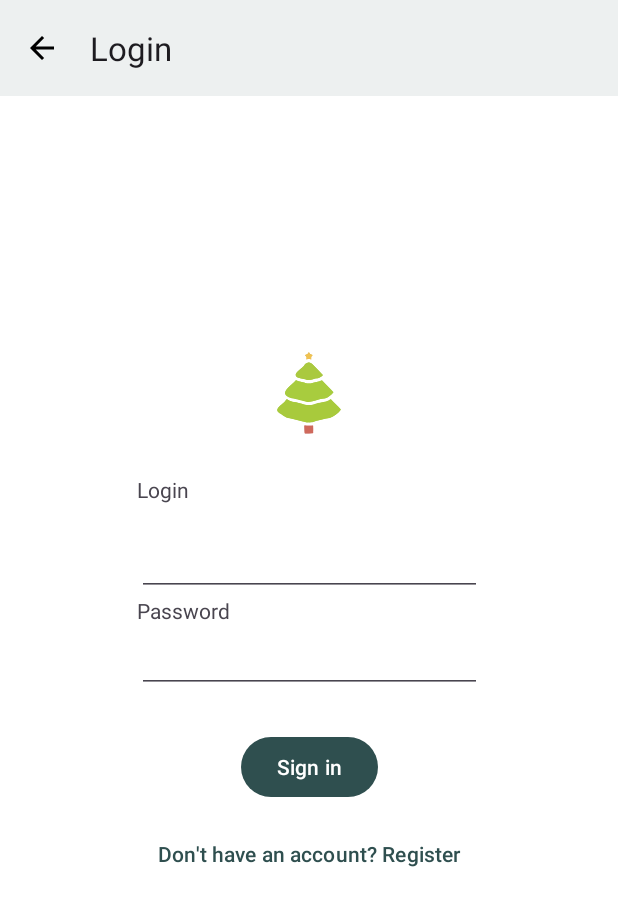
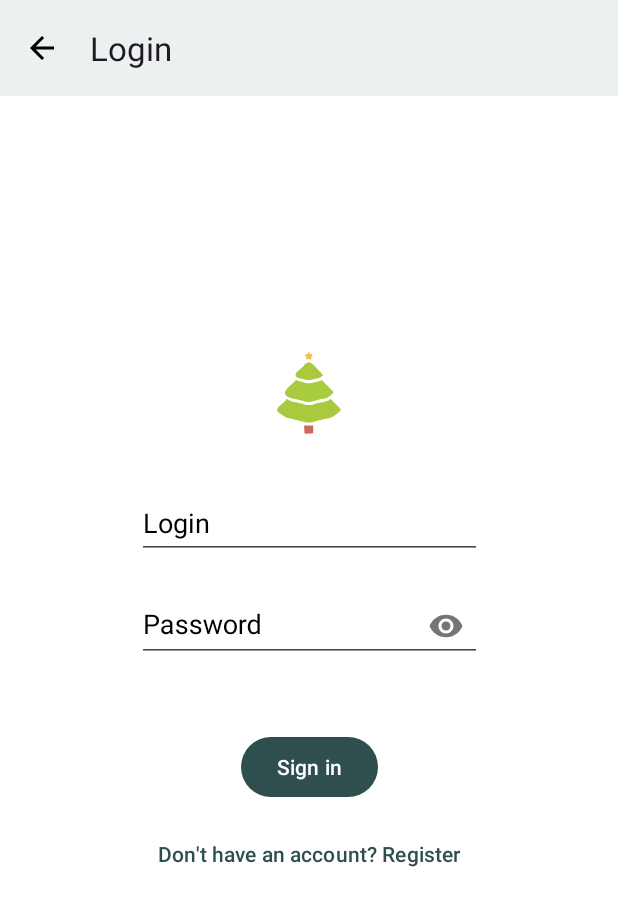
Before and after one commit to Reenat012/NeWork, an Android app: the AuthFragment2 screen opened through its navigation route, on a phone screen of 412 x 824 dp. Shown: the top 906 px of the screen. Run offline under Robolectric (Android 15) with nearby library versions, the phone set to English and light mode, and no system bars; our stand-ins replace Dagger/Hilt's generated code, Room's generated code, navigation-ui, paging; libraries missing offline, so code that uses them is left out: com.yandex.mapkit; 2 statements that could not run were skipped.

Commit message:
Устранение ошибки во фрагменте аутентификации (поля логина и пароля не принимали данные)

```diff
--- a/app/src/main/AndroidManifest.xml
+++ b/app/src/main/AndroidManifest.xml
@@ -21,6 +21,7 @@
         android:supportsRtl="true"
         android:name=".application.App"
         android:theme="@style/Theme.NeWork2"
+        android:usesCleartextTraffic="true"
         tools:targetApi="31">
         <activity
             android:name=".activity.ActivityMain"
--- a/app/src/main/java/com/example/nework2/activity/AuthFragment2.kt
+++ b/app/src/main/java/com/example/nework2/activity/AuthFragment2.kt
@@ -27,7 +27,7 @@ class AuthFragment2 : Fragment() {
     ): View {
         val binding = FragmentAuth2Binding.inflate(inflater, container, false)
 
-        binding.textLogin.addTextChangedListener {
+        binding.login.addTextChangedListener {
             login = it.toString()
             binding.apply {
                 login.error = null
@@ -35,7 +35,7 @@ class AuthFragment2 : Fragment() {
             }
         }
 
-        binding.textPassword.addTextChangedListener {
+        binding.login.addTextChangedListener {
             password = it.toString()
             binding.apply {
                 password.error = null
--- a/app/src/main/res/layout/fragment_auth2.xml
+++ b/app/src/main/res/layout/fragment_auth2.xml
@@ -18,8 +18,8 @@
         android:id="@+id/progress_bar"
         android:layout_width="wrap_content"
         android:layout_height="wrap_content"
+        android:layout_marginTop="@dimen/_25dp"
         android:visibility="gone"
-        android:layout_marginTop="@dimen/_25dp"
         app:layout_constraintEnd_toEndOf="parent"
         app:layout_constraintStart_toStartOf="parent"
         app:layout_constraintTop_toTopOf="parent"></ProgressBar>
@@ -42,36 +42,44 @@
             android:layout_marginBottom="@dimen/_25dp"
             android:src="@drawable/vektor_ng" />
 
-        <TextView
+        <com.google.android.material.textfield.TextInputLayout
             android:id="@+id/text_login"
-            android:layout_width="wrap_content"
+            style="@style/Widget.Design.TextInputLayout"
+            android:layout_width="match_parent"
             android:layout_height="wrap_content"
-            android:text="@string/login"></TextView>
+            android:layout_marginBottom="@dimen/_10dp"
+            android:hint="@string/login">
 
-        <EditText
+            <com.google.android.material.textfield.TextInputEditText
                 android:id="@+id/login"
                 android:layout_width="match_parent"
                 android:layout_height="wrap_content"
                 android:ems="10"
                 android:inputType="textEmailAddress" />
 
-        <TextView
+        </com.google.android.material.textfield.TextInputLayout>
+
+        <com.google.android.material.textfield.TextInputLayout
             android:id="@+id/text_password"
-            android:layout_width="wrap_content"
+            style="@style/Widget.Design.TextInputLayout"
+            android:layout_width="match_parent"
             android:layout_height="wrap_content"
-            android:layout_gravity=""
-            android:text="@string/password"></TextView>
+            app:endIconMode="password_toggle"
+            app:errorEnabled="true"
+            android:hint="@string/password">
 
-        <EditText
+            <com.google.android.material.textfield.TextInputEditText
                 android:id="@+id/password"
                 android:layout_width="match_parent"
                 android:layout_height="wrap_content"
                 android:ems="10"
                 android:inputType="textPassword" />
 
+        </com.google.android.material.textfield.TextInputLayout>
+
         <com.google.android.material.button.MaterialButton
+            android:id="@+id/sign_in_button"
             style="@style/Widget.Material3.Button"
-            android:id="@+id/sign_in_button"
             android:layout_width="wrap_content"
             android:layout_height="wrap_content"
             android:layout_gravity="center"
@@ -81,11 +89,11 @@
         <Button
             android:id="@+id/if_no_reg"
             style="@style/Widget.Material3.Button.IconButton"
-            android:text="@string/don_t_have_an_account_register"
             android:layout_width="wrap_content"
             android:layout_height="wrap_content"
+            android:layout_gravity="center"
             android:layout_marginTop="@dimen/_10dp"
-            android:layout_gravity="center"/>
+            android:text="@string/don_t_have_an_account_register" />
 
     </LinearLayout>
 </androidx.constraintlayout.widget.ConstraintLayout>
```
Lines whose indentation alone changed are shown as unchanged.
